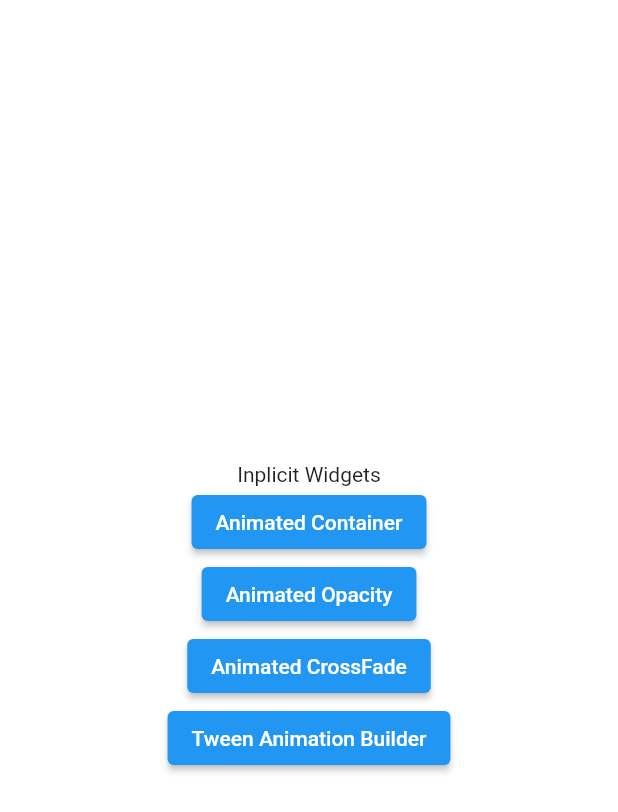
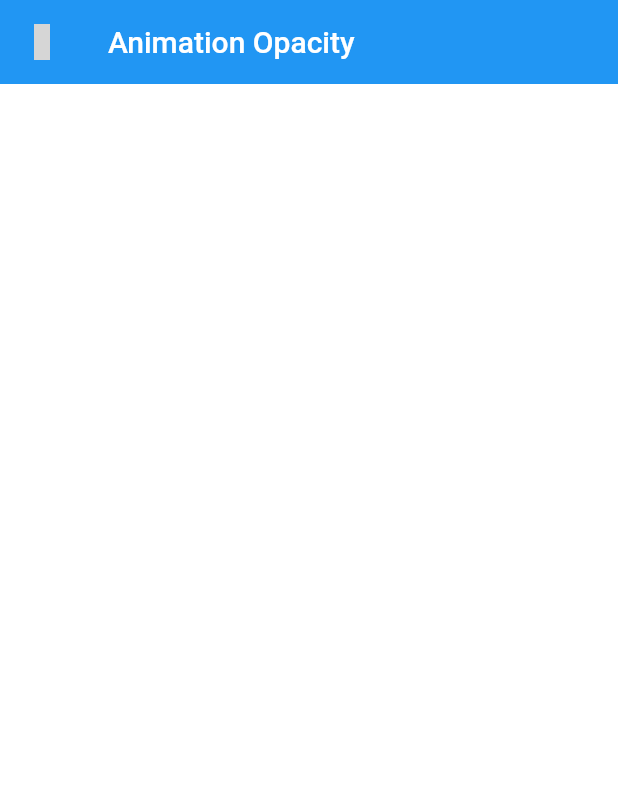
Before and after one commit to alirezat66/flutter_animations, a Flutter app: the screen it shows after launch, after a tap on "Animated Opacity", on a phone screen of 412 x 824 dp. Shown: the top 812 px of the screen. Run offline on Flutter 3.47's test engine with Material 2 defaults, Android fonts, the phone set to English and light mode, and no system bars; our stand-ins replace iconly; grey boxes are pictures that could not be loaded.

Commit message:
create opacity screen

```diff
--- a/lib/main.dart
+++ b/lib/main.dart
@@ -1,4 +1,5 @@
 import 'package:animation_training/screen/animation_container_screen.dart';
+import 'package:animation_training/screen/animation_opacity_screen.dart';
 import 'package:animation_training/screen/home_screen.dart';
 import 'package:flutter/material.dart';
 
@@ -19,6 +20,7 @@ class MyApp extends StatelessWidget {
       routes: {
         'home': (context) => HomeScreen(),
         'container':(context)=> AnimationContainerScreen(),
+        'opacity':(context)=> OpacityAnimationScreen(),
       },
     );
   }
--- a/lib/screen/animation_fade_screen.dart
+++ /dev/null
@@ -1,15 +0,0 @@
-import 'package:flutter/material.dart';
-
-class FadeAnimationScreen extends StatefulWidget {
-  FadeAnimationScreen({Key? key}) : super(key: key);
-
-  @override
-  _FadeAnimationScreenState createState() => _FadeAnimationScreenState();
-}
-
-class _FadeAnimationScreenState extends State<FadeAnimationScreen> {
-  @override
-  Widget build(BuildContext context) {
-    return Container();
-  }
-}
--- /dev/null
+++ b/lib/screen/animation_opacity_screen.dart
@@ -0,0 +1,35 @@
+import 'package:flutter/material.dart';
+import 'package:iconly/iconly.dart';
+
+class OpacityAnimationScreen extends StatefulWidget {
+  OpacityAnimationScreen({Key? key}) : super(key: key);
+
+  @override
+  _OpacityAnimationScreenState createState() => _OpacityAnimationScreenState();
+}
+
+class _OpacityAnimationScreenState extends State<OpacityAnimationScreen> {
+  @override
+  Widget build(BuildContext context) {
+    return Scaffold(
+      backgroundColor: Colors.white,
+      appBar: AppBar(
+        elevation: 0,
+        title: Text('Animation Opacity'),
+        leading: IconButton(
+            onPressed: () {
+              Navigator.pop(context);
+            },
+            icon: Icon(IconlyLight.arrow_left)),
+      ),
+      body: Center(
+        child: Column(
+          mainAxisSize: MainAxisSize.max,
+          mainAxisAlignment: MainAxisAlignment.center,
+          crossAxisAlignment: CrossAxisAlignment.center,
+          children: [],
+        ),
+      ),
+    );
+  }
+}
--- a/lib/screen/home_screen.dart
+++ b/lib/screen/home_screen.dart
@@ -20,7 +20,11 @@ class HomeScreen extends StatelessWidget {
                     Navigator.pushNamed(context, 'container');
                   },
                   child: Text('Animated Container')),
-              ElevatedButton(onPressed: () {}, child: Text('Animated Opacity')),
+              ElevatedButton(
+                  onPressed: () {
+                    Navigator.pushNamed(context, 'opacity');
+                  },
+                  child: Text('Animated Opacity')),
               ElevatedButton(
                   onPressed: () {}, child: Text('Animated CrossFade')),
               ElevatedButton(
```
